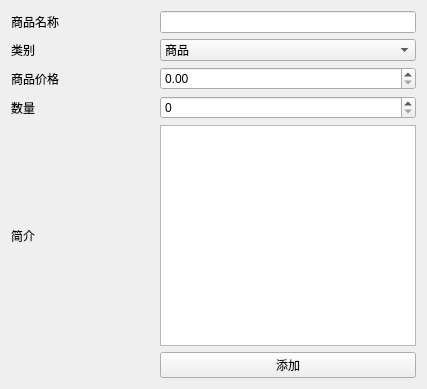
First picture: the form in Qtdesigners/添加商品.ui, repository zhihao2020/ShopSystem, before the edit.
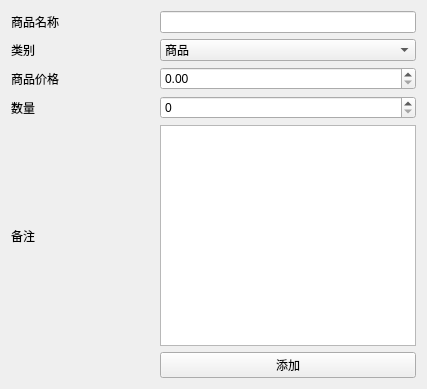
Second picture: the form after the edit.

```diff
--- a/Qtdesigners/添加商品.ui
+++ b/Qtdesigners/添加商品.ui
@@ -85,7 +85,7 @@
      <item row="4" column="0">
       <widget class="QLabel" name="label_3">
        <property name="text">
-        <string>简介</string>
+        <string>备注</string>
        </property>
       </widget>
      </item>
```
